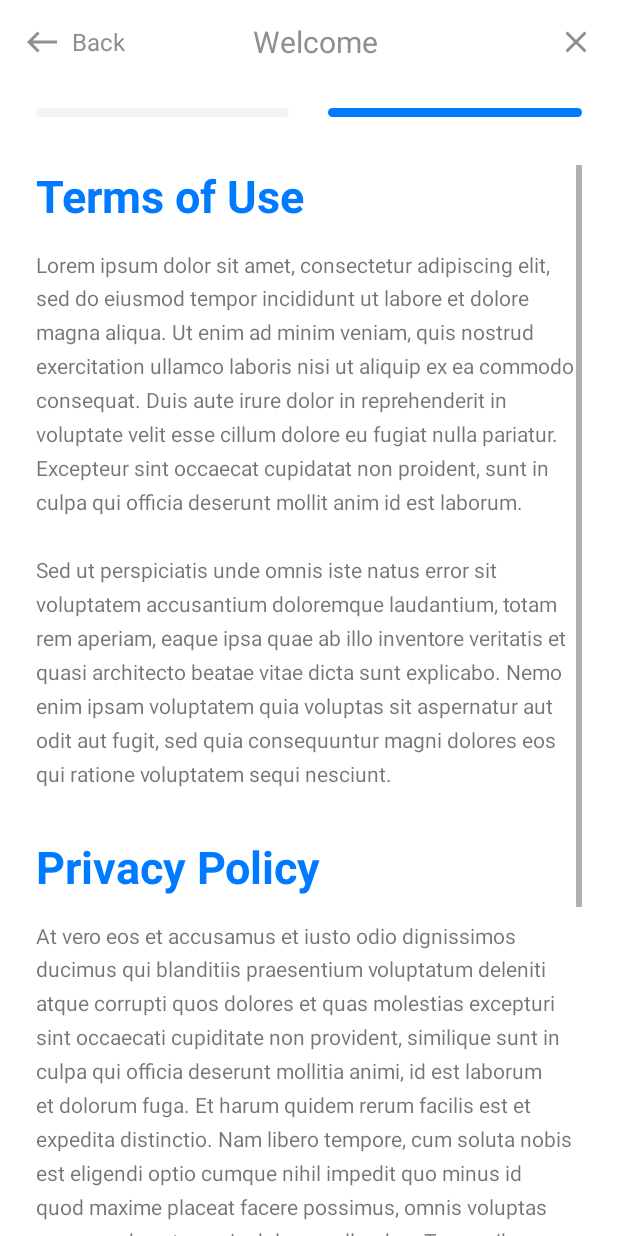
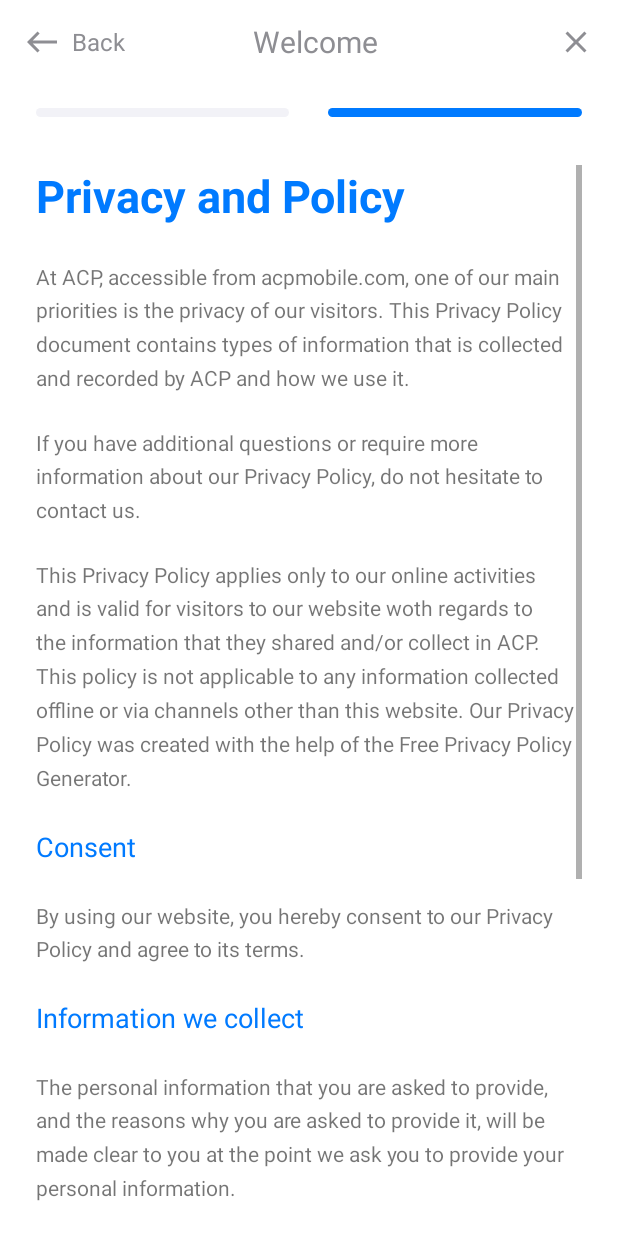
Before and after one commit to ziptechdev/ACP-mobile-android, an Android app: the WelcomeFragmentSecond screen opened through its navigation route, on a phone screen of 412 x 824 dp. Run offline under Robolectric (Android 15) with nearby library versions, the phone set to English and light mode, and no system bars; our stand-ins replace Dagger/Hilt's generated code.

Commit message:
Updated privacy policy

```diff
--- a/app/src/main/res/layout/fragment_welcome_second.xml
+++ b/app/src/main/res/layout/fragment_welcome_second.xml
@@ -63,33 +63,90 @@
                 style="@style/TitleTextBlue"
                 android:layout_width="match_parent"
                 android:layout_height="wrap_content"
-                android:text="@string/welcome_second_title_first" />
+                android:text="@string/privacy_and_policy" />
 
             <TextView
                 android:id="@+id/tvWelcomeSecondText"
                 android:layout_width="match_parent"
                 android:layout_height="match_parent"
-                android:layout_marginTop="@dimen/medium_margin"
+                android:layout_marginTop="@dimen/normal_margin"
                 android:lineSpacingExtra="10sp"
                 android:lineSpacingMultiplier="0.8"
                 android:text="@string/welcome_second_text_first" />
-            <TextView
-                android:id="@+id/tvWelcomeSecondTitle2"
-                style="@style/TitleTextBlue"
-                android:layout_width="match_parent"
-                android:layout_height="wrap_content"
-                android:layout_marginTop="@dimen/large_margin"
-                android:text="@string/welcome_second_title_second" />
 
             <TextView
                 android:id="@+id/tvWelcomeSecondText2"
                 android:layout_width="match_parent"
                 android:layout_height="match_parent"
-                android:layout_marginTop="@dimen/medium_margin"
-                android:layout_marginBottom="@dimen/large_margin"
+                android:layout_marginTop="@dimen/normal_margin"
                 android:lineSpacingExtra="10sp"
                 android:lineSpacingMultiplier="0.8"
-                android:text="@string/welcome_second_text_second" />
+                android:text="@string/welcome_second_title_second2" />
+
+
+            <TextView
+                android:id="@+id/tvWelcomeSecondText3"
+                android:layout_width="match_parent"
+                android:layout_height="match_parent"
+                android:layout_marginTop="@dimen/normal_margin"
+                android:lineSpacingExtra="10sp"
+                android:lineSpacingMultiplier="0.8"
+                android:text="@string/welcome_second_title_second3" />
+
+
+            <TextView
+                android:id="@+id/tvWelcomeSecondTitle2"
+                android:layout_width="match_parent"
+                android:layout_height="wrap_content"
+                android:textSize="@dimen/medium_text_size"
+                android:textColor="@color/colorPrimary"
+                android:layout_marginTop="@dimen/normal_margin"
+                android:text="@string/label_consent" />
+
+            <TextView
+                android:id="@+id/tvWelcomeSecondText4"
+                android:layout_width="match_parent"
+                android:layout_height="match_parent"
+                android:layout_marginTop="@dimen/normal_margin"
+                android:lineSpacingExtra="10sp"
+                android:lineSpacingMultiplier="0.8"
+                android:text="@string/label_by_using_our_website" />
+
+            <TextView
+                android:id="@+id/tvWelcomeSecondTitle3"
+                android:layout_width="match_parent"
+                android:layout_height="wrap_content"
+                android:textSize="@dimen/medium_text_size"
+                android:layout_marginTop="@dimen/normal_margin"
+                android:textColor="@color/colorPrimary"
+                android:text="@string/label_information_we_collect" />
+
+            <TextView
+                android:id="@+id/tvWelcomeSecondText5"
+                android:layout_width="match_parent"
+                android:layout_height="match_parent"
+                android:layout_marginTop="@dimen/normal_margin"
+                android:lineSpacingExtra="10sp"
+                android:lineSpacingMultiplier="0.8"
+                android:text="@string/label_personal_info_description" />
+
+            <TextView
+                android:id="@+id/tvWelcomeSecondText6"
+                android:layout_width="match_parent"
+                android:layout_height="match_parent"
+                android:layout_marginTop="@dimen/normal_margin"
+                android:lineSpacingExtra="10sp"
+                android:lineSpacingMultiplier="0.8"
+                android:text="@string/label_personal_info_description_2" />
+
+            <TextView
+                android:id="@+id/tvWelcomeSecondText7"
+                android:layout_width="match_parent"
+                android:layout_height="match_parent"
+                android:layout_marginTop="@dimen/normal_margin"
+                android:lineSpacingExtra="10sp"
+                android:lineSpacingMultiplier="0.8"
+                android:text="@string/label_personal_info_description_3" />
 
             <com.google.android.material.button.MaterialButton
                 android:id="@+id/btnWelcomeSecondAccept"
--- a/app/src/main/res/values/strings.xml
+++ b/app/src/main/res/values/strings.xml
@@ -7,8 +7,21 @@
     <string name="welcome_first_text">The Affordable Connectivity Program is an FCC benefit program that helps ensure that households can afford the broadband they need for work, school, healthcare and more.\n\nThe benefit provides a discount of up to $30 per month toward internet service for eligible households and up to $75 per month for households on qualifying Tribal lands. Eligible households can also receive a one-time discount of up to $100 to purchase a laptop, desktop computer, or tablet from participating providers if they contribute more than $10 and less than $50 toward the purchase price.\n\nThe Affordable Connectivity Program is limited to one monthly service discount and one device discount per household.\n\nBefore continuing you are required to review our <u>Terms of Use</u> and <u>Privacy Policy</u>.</string>
     <string name="welcome_first_button">Continue</string>
     <string name="welcome_second_title_first"> Terms of Use</string>
-    <string name="welcome_second_text_first">Lorem ipsum dolor sit amet, consectetur adipiscing elit, sed do eiusmod tempor incididunt ut labore et dolore magna aliqua. Ut enim ad minim veniam, quis nostrud exercitation ullamco laboris nisi ut aliquip ex ea commodo consequat. Duis aute irure dolor in reprehenderit in voluptate velit esse cillum dolore eu fugiat nulla pariatur. Excepteur sint occaecat cupidatat non proident, sunt in culpa qui officia deserunt mollit anim id est laborum.\n\nSed ut perspiciatis unde omnis iste natus error sit voluptatem accusantium doloremque laudantium, totam rem aperiam, eaque ipsa quae ab illo inventore veritatis et quasi architecto beatae vitae dicta sunt explicabo. Nemo enim ipsam voluptatem quia voluptas sit aspernatur aut odit aut fugit, sed quia consequuntur magni dolores eos qui ratione voluptatem sequi nesciunt.</string>
+    <string name="welcome_second_text_first">At ACP, accessible from acpmobile.com, one of our
+main priorities is the privacy of our visitors. This
+Privacy Policy document contains types of
+information that is collected and recorded by ACP
+and how we use it.</string>
+    <string name="welcome_second_title_second2">If you have additional questions or require more
+information about our Privacy Policy, do not hesitate to contact us.</string>
     <string name="welcome_second_title_second"> Privacy Policy</string>
+    <string name="welcome_second_title_second3">This Privacy Policy applies only to our online activities and is valid for visitors to our website woth
+regards to the information that they shared and/or
+collect in ACP. This policy is not applicable to any
+information collected offline or via channels other
+than this website. Our Privacy Policy was created
+with the help of the Free Privacy Policy Generator.</string>
+
     <string name="welcome_second_text_second"> At vero eos et accusamus et iusto odio dignissimos ducimus qui blanditiis praesentium voluptatum deleniti atque corrupti quos dolores et quas molestias excepturi sint occaecati cupiditate non provident, similique sunt in culpa qui officia deserunt mollitia animi, id est laborum et dolorum fuga. Et harum quidem rerum facilis est et expedita distinctio. Nam libero tempore, cum soluta nobis est eligendi optio cumque nihil impedit quo minus id quod maxime placeat facere possimus, omnis voluptas assumenda est, omnis dolor repellendus. Temporibus autem quibusdam et aut officiis debitis aut rerum necessitatibus saepe eveniet ut et voluptates repudiandae sint et molestiae non recusandae. Itaque earum rerum hic tenetur a sapiente delectus, ut aut reiciendis voluptatibus maiores alias consequatur aut perferendis doloribus asperiores repellat.</string>
     <string name="welcome_second_button">Accept</string>
     <string name="label_read_our">Read our</string>
@@ -177,4 +190,23 @@
     <string name="btn_apply">Apply</string>
     <string name="label_acp">ACP</string>
     <string name="label_my_wallet">My Wallet</string>
+    <string name="privacy_and_policy">Privacy and Policy</string>
+    <string name="label_consent">Consent</string>
+    <string name="label_by_using_our_website">By using our website, you hereby consent to our
+Privacy Policy and agree to its terms.</string>
+    <string name="label_information_we_collect">Information we collect</string>
+    <string name="label_personal_info_description">The personal information that you are asked to
+provide, and the reasons why you are asked to
+provide it, will be made clear to you at the point we
+ask you to provide your personal information.</string>
+    <string name="label_personal_info_description_2">If you contact us directly. we may receive additional
+information about you such as your name, email
+address, phone number, the contents of the
+message and/or attachments you may send us, and
+any other information you may choose to provide.</string>
+    <string name="label_personal_info_description_3">When you register for an Account, we may ask for
+your contact information, including items such as
+name, company name, address, email address, and telephone number.</string>
+
+
 </resources>
```
